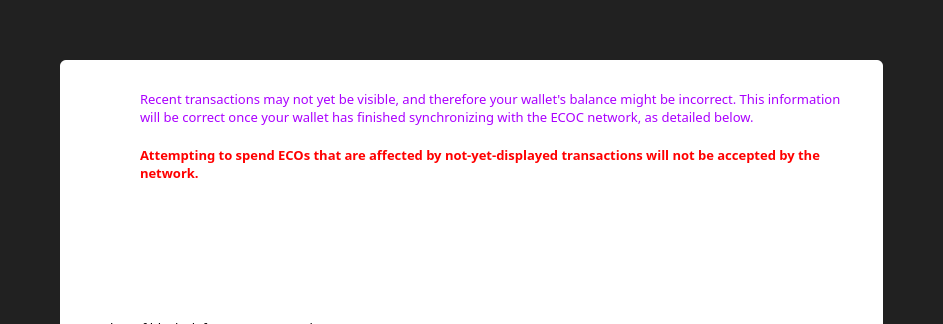
Old version of the form src/qt/forms/modaloverlay.ui in the repository ECO-chain/ecochain; both pictures show x 0 to 943 and y 0 to 324 of the 943 by 587 pixel window.
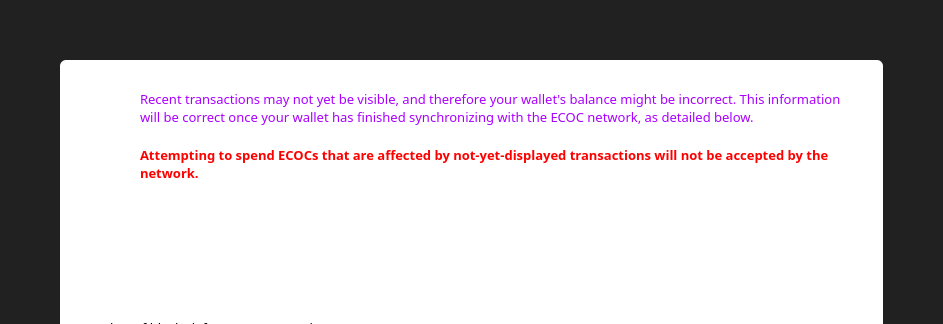
New version of the form. Icons and pictures are not drawn. Custom widgets are drawn as their Qt base class.

Diff of the .ui file:
```diff
--- a/src/qt/forms/modaloverlay.ui
+++ b/src/qt/forms/modaloverlay.ui
@@ -183,7 +183,7 @@
                     </font>
                    </property>
                    <property name="text">
-                    <string>&lt;html&gt;&lt;head/&gt;&lt;body&gt;&lt;p&gt;&lt;span style=&quot; color:#ff0000;&quot;&gt;Attempting to spend ECOs that are affected by not-yet-displayed transactions will not be accepted by the network.&lt;/span&gt;&lt;/p&gt;&lt;/body&gt;&lt;/html&gt;</string>
+                    <string>&lt;html&gt;&lt;head/&gt;&lt;body&gt;&lt;p&gt;&lt;span style=&quot; color:#ff0000;&quot;&gt;Attempting to spend ECOCs that are affected by not-yet-displayed transactions will not be accepted by the network.&lt;/span&gt;&lt;/p&gt;&lt;/body&gt;&lt;/html&gt;</string>
                    </property>
                    <property name="textFormat">
                     <enum>Qt::RichText</enum>
```
